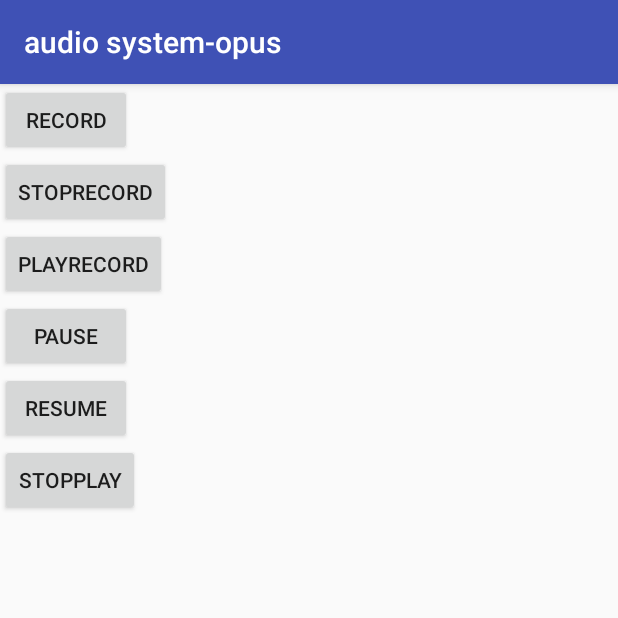
After one commit to yqpan1991/DroidAudio, an Android app: the OpusActivity screen opened directly, with no data from a screen before it, on a phone screen of 412 x 824 dp, the top half of it. The commit adds this screen. Run offline under Robolectric (Android 15) with nearby library versions, the phone set to English and light mode, and no system bars.

Commit message:
1. 封装opus的c层的方法 2. fix bug: opus record的bug 3. 界面上支持opus的录制

```diff
--- a/app/src/main/AndroidManifest.xml
+++ b/app/src/main/AndroidManifest.xml
@@ -23,7 +23,11 @@
         <activity
             android:name=".PcmActivity"
             android:screenOrientation="portrait"
-            android:label="audio system v2" />
+            android:label="audio system-pcm" />
+        <activity
+            android:name=".OpusActivity"
+            android:screenOrientation="portrait"
+            android:label="audio system-opus" />
         <activity
             android:name=".MediaV2Activity"
             android:screenOrientation="portrait"
--- a/app/src/main/java/droidaudio/apollo/edus/com/droidaudio/MainActivity.java
+++ b/app/src/main/java/droidaudio/apollo/edus/com/droidaudio/MainActivity.java
@@ -17,6 +17,7 @@ public class MainActivity extends AppCompatActivity implements View.OnClickListe
         setContentView(R.layout.activity_main);
         findViewById(R.id.bt_media_v2).setOnClickListener(this);
         findViewById(R.id.bt_pcm).setOnClickListener(this);
+        findViewById(R.id.bt_opus).setOnClickListener(this);
         Toast.makeText(this, "isSucceed?"+ OpusTool.isLoadSucceed(), Toast.LENGTH_SHORT).show();
     }
 
@@ -29,6 +30,9 @@ public class MainActivity extends AppCompatActivity implements View.OnClickListe
             case R.id.bt_pcm:
                 startActivity(new Intent(this, PcmActivity.class));
                 break;
+            case R.id.bt_opus:
+                startActivity(new Intent(this, OpusActivity.class));
+                break;
         }
     }
 
--- /dev/null
+++ b/app/src/main/java/droidaudio/apollo/edus/com/droidaudio/OpusActivity.java
@@ -0,0 +1,118 @@
+package droidaudio.apollo.edus.com.droidaudio;
+
+import android.os.Bundle;
+import android.support.v7.app.AppCompatActivity;
+import android.text.TextUtils;
+import android.view.View;
+
+import com.edus.apollo.common.utils.log.LogUtils;
+
+import droidaudio.apollo.edus.com.droidaudio.multimedia.audio.OpusAudioRecord;
+import droidaudio.apollo.edus.com.droidaudio.multimedia.audio.PcmAudioRecord;
+import droidaudio.apollo.edus.com.droidaudio.multimedia.base.IRecordListener;
+
+/**
+ *
+ * 查看系统audio相关的用法
+ */
+public class OpusActivity extends AppCompatActivity implements View.OnClickListener {
+    private final String TAG = this.getClass().getSimpleName();
+
+
+    private OpusAudioRecord mOpusAudioRecord;
+    private String mFilePath;
+
+
+    @Override
+    protected void onCreate(Bundle savedInstanceState) {
+        super.onCreate(savedInstanceState);
+        setContentView(R.layout.activity_opus);
+        findViewById(R.id.bt_record).setOnClickListener(this);
+        findViewById(R.id.bt_stop).setOnClickListener(this);
+        findViewById(R.id.bt_play).setOnClickListener(this);
+        findViewById(R.id.bt_stopPlay).setOnClickListener(this);
+        findViewById(R.id.bt_pause).setOnClickListener(this);
+        findViewById(R.id.bt_resume).setOnClickListener(this);
+        findViewById(R.id.bt_stopPlay).setOnClickListener(this);
+
+        initData();
+    }
+
+    private void initData() {
+
+    }
+
+    @Override
+    public void onClick(View v) {
+        switch (v.getId()){
+            case R.id.bt_record:
+                handleRecord();
+                break;
+            case R.id.bt_stop:
+                handleStopRecord();
+                break;
+
+        }
+    }
+
+    @Override
+    protected void onPause() {
+        super.onPause();
+        handleStopRecord();
+    }
+
+
+    private void handleStopRecord() {
+        if(mOpusAudioRecord != null){
+            log("realStop");
+            mOpusAudioRecord.stopRecord();
+        }else{
+            log("ignore stop");
+        }
+    }
+
+    private void handleRecord() {
+        if(mOpusAudioRecord == null){
+            mOpusAudioRecord = new OpusAudioRecord(this);
+            mOpusAudioRecord.addRecordListener(mIRecordListener);
+            mOpusAudioRecord.startRecord();
+        }
+    }
+
+    private IRecordListener mIRecordListener = new IRecordListener() {
+        @Override
+        public void onStartRecord(String filePath) {
+            mFilePath = filePath;
+            log("onRecordStart:"+filePath);
+        }
+
+        @Override
+        public void onStopRecord(String filePath) {
+            if(mOpusAudioRecord != null){
+                mOpusAudioRecord.removeRecordListener(this);
+                mOpusAudioRecord = null;
+            }
+            log("onStopRecord:"+filePath);
+        }
+
+        @Override
+        public void onRecordException(String filePath, int errorCode, String errorMsg) {
+            if(mOpusAudioRecord != null){
+                mOpusAudioRecord.removeRecordListener(this);
+                mOpusAudioRecord.stopRecord();
+                mOpusAudioRecord = null;
+            }
+            log("onRecordException:"+filePath+",errorCode:"+errorCode+",errorMsg:"+errorMsg);
+        }
+    };
+
+
+
+    private void log(String info){
+        if(TextUtils.isEmpty(info)){
+            return;
+        }
+        LogUtils.d(TAG, info);
+    }
+
+}
--- a/app/src/main/java/droidaudio/apollo/edus/com/droidaudio/multimedia/audio/AudioRecordWrapper.java
+++ b/app/src/main/java/droidaudio/apollo/edus/com/droidaudio/multimedia/audio/AudioRecordWrapper.java
@@ -236,8 +236,10 @@ public abstract class AudioRecordWrapper extends BaseRecord {
         }
         File file = new File(dir);
         file.mkdirs();
-        return dir + File.separator + "record-" + System.currentTimeMillis() + ".pcm";
+        return dir + File.separator + "record-" + System.currentTimeMillis() + "." + getFileSuffix();
     }
+
+    protected abstract String getFileSuffix();
 
     protected void logInfo(String info){
         if(!LOG_ENABLE){
--- a/app/src/main/java/droidaudio/apollo/edus/com/droidaudio/multimedia/audio/PcmAudioRecord.java
+++ b/app/src/main/java/droidaudio/apollo/edus/com/droidaudio/multimedia/audio/PcmAudioRecord.java
@@ -81,4 +81,9 @@ public class PcmAudioRecord extends AudioRecordWrapper {
         //释放资源
     }
 
+    @Override
+    protected String getFileSuffix() {
+        return "pcm";
+    }
+
 }
--- a/app/src/main/java/droidaudio/apollo/edus/com/droidaudio/multimedia/base/IRecordListener.java
+++ b/app/src/main/java/droidaudio/apollo/edus/com/droidaudio/multimedia/base/IRecordListener.java
@@ -11,6 +11,7 @@ public interface IRecordListener {
     int ERROR_FILE_WRITE_EXCEPTION = 3;
     int ERROR_INNER_AUDIO_RECORD = 4;
     int ERROR_RECORD_START_EXCEPTION = 5;
+    int ERROR_RECORD_TYPE_NOT_SUPPORTED= 6;
 
     void onStartRecord(String filePath);
 
--- a/app/src/main/res/layout/activity_main.xml
+++ b/app/src/main/res/layout/activity_main.xml
@@ -18,4 +18,10 @@
         android:layout_height="wrap_content"
         android:text="pcm record and track" />
 
+    <Button
+        android:id="@+id/bt_opus"
+        android:layout_width="wrap_content"
+        android:layout_height="wrap_content"
+        android:text="opus record and track" />
+
 </LinearLayout>
--- /dev/null
+++ b/app/src/main/res/layout/activity_opus.xml
@@ -0,0 +1,47 @@
+<?xml version="1.0" encoding="utf-8"?>
+<LinearLayout xmlns:android="http://schemas.android.com/apk/res/android"
+    xmlns:tools="http://schemas.android.com/tools"
+    android:id="@+id/activity_main"
+    android:layout_width="match_parent"
+    android:layout_height="match_parent"
+    android:orientation="vertical">
+
+    <Button
+        android:id="@+id/bt_record"
+        android:layout_width="wrap_content"
+        android:layout_height="wrap_content"
+        android:text="record" />
+
+    <Button
+        android:id="@+id/bt_stop"
+        android:layout_width="wrap_content"
+        android:layout_height="wrap_content"
+        android:text="stopRecord" />
+
+    <Button
+        android:id="@+id/bt_play"
+        android:layout_width="wrap_content"
+        android:layout_height="wrap_content"
+        android:text="playRecord" />
+
+    <Button
+        android:id="@+id/bt_pause"
+        android:layout_width="wrap_content"
+        android:layout_height="wrap_content"
+        android:text="pause" />
+
+    <Button
+        android:id="@+id/bt_resume"
+        android:layout_width="wrap_content"
+        android:layout_height="wrap_content"
+        android:text="resume" />
+
+
+    <Button
+        android:id="@+id/bt_stopPlay"
+        android:layout_width="wrap_content"
+        android:layout_height="wrap_content"
+        android:text="stopPlay" />
+
+
+</LinearLayout>
```
Also changed, not shown: app/src/main/java/droidaudio/apollo/edus/com/droidaudio/multimedia/audio/OpusAudioRecord.java (+145 -1 lines), opuslib/src/main/java/com/edus/apollo/opuslib/OpusTool.java (+50 -0 lines).
